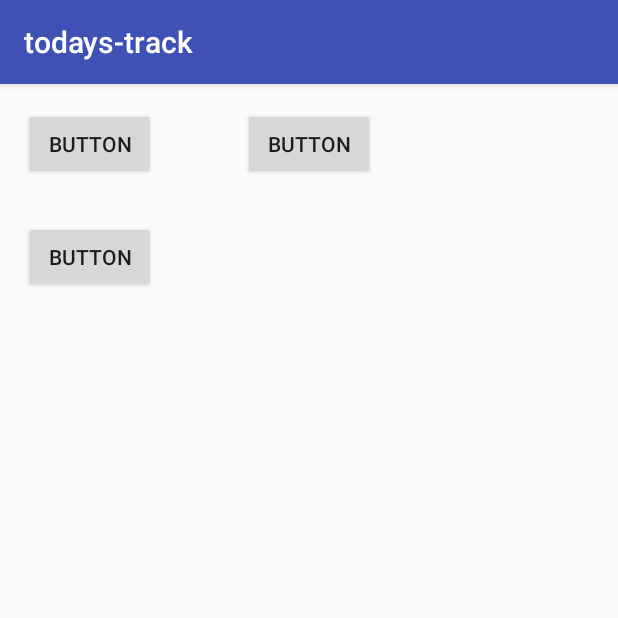
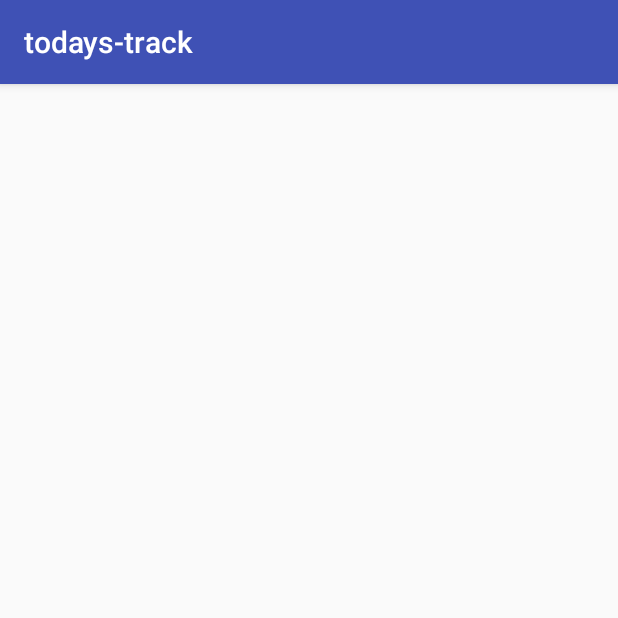
Before and after one commit to gigaverse/todays-track, an Android app: the screen it shows after launch (MainActivity), on a phone screen of 412 x 824 dp, the top half of it. Run offline under Robolectric (Android 15) with nearby library versions, the phone set to English and light mode, and no system bars; libraries missing offline, so code that uses them is left out: com.github.hiteshsondhi88.libffmpeg.

```diff
--- a/app/src/main/AndroidManifest.xml
+++ b/app/src/main/AndroidManifest.xml
@@ -20,6 +20,7 @@
             android:label="@string/title_activity_testing"
             android:theme="@style/AppTheme.NoActionBar">
 
+
         </activity>
     </application>
 
--- a/app/src/main/res/layout/activity_main.xml
+++ b/app/src/main/res/layout/activity_main.xml
@@ -10,28 +10,5 @@
     android:paddingTop="@dimen/activity_vertical_margin"
     tools:context="yambritton.hackrice.todays_track.MainActivity">
 
-    <Button
-        android:text="Button"
-        android:layout_width="wrap_content"
-        android:layout_height="wrap_content"
-        android:layout_alignParentTop="true"
-        android:layout_alignParentStart="true"
-        android:id="@+id/videobutton" />
 
-    <Button
-        android:text="Button"
-        android:layout_width="wrap_content"
-        android:layout_height="wrap_content"
-        android:layout_alignParentTop="true"
-        android:layout_centerHorizontal="true"
-        android:id="@+id/audiobutton" />
-
-    <Button
-        android:text="Button"
-        android:layout_width="wrap_content"
-        android:layout_height="wrap_content"
-        android:layout_below="@+id/videobutton"
-        android:layout_alignParentStart="true"
-        android:layout_marginTop="27dp"
-        android:id="@+id/outputbutton" />
 </RelativeLayout>
```
Also changed, not shown: app/src/main/java/yambritton/hackrice/todays_track/testing.java (+25 -11 lines), app/src/main/res/layout/activity_testing.xml (+45 -21 lines).
